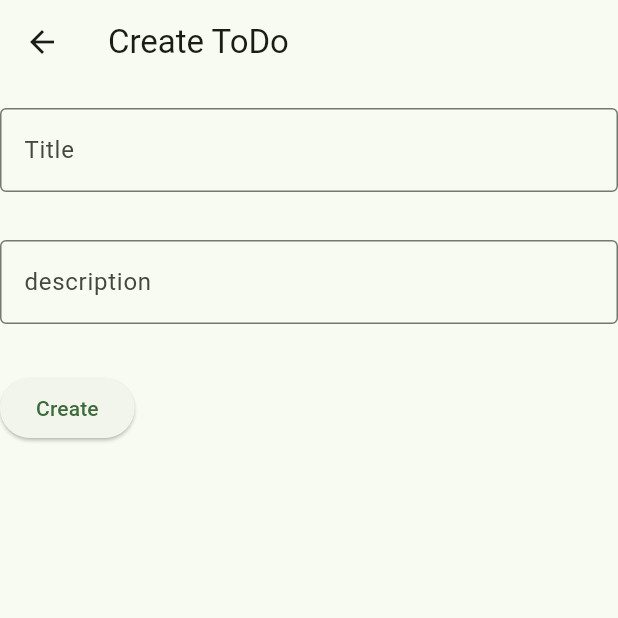
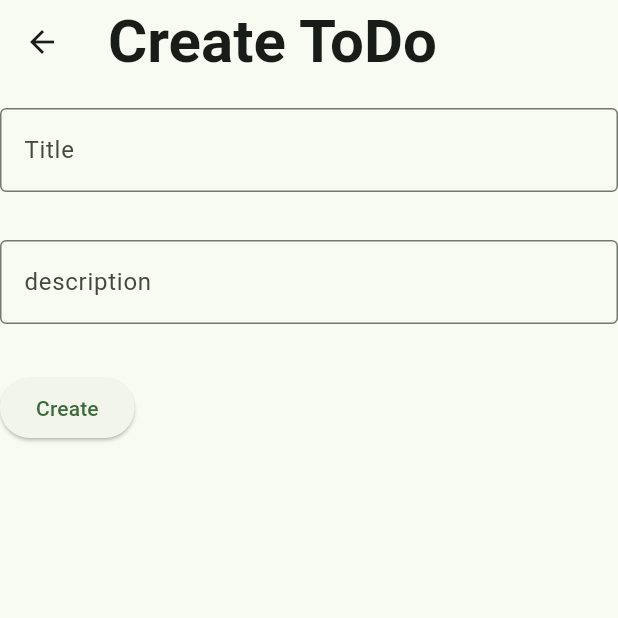
Before and after one commit to Reimanbow/todo_flutter, a Flutter app: the screen it shows after launch, after a tap on the "add" icon, on a phone screen of 412 x 824 dp, the top half of it. Run offline on Flutter 3.47's test engine with Material 3 defaults, Android fonts, the phone set to English and light mode, and no system bars.

Commit message:
細かい点の修正

```diff
--- a/lib/main.dart
+++ b/lib/main.dart
@@ -25,6 +25,15 @@ class MyApp extends StatelessWidget {
       title: "Todo App",
       theme: ThemeData(
         colorScheme: ColorScheme.fromSeed(seedColor: Colors.green),
+        textTheme: const TextTheme(
+          titleLarge: TextStyle(
+            fontSize: 40,
+            fontWeight: FontWeight.bold,
+          ),
+          bodyMedium: TextStyle(
+            fontSize: 20,
+          ),
+        ),
       ),
       home: const TodoApp(),
     );
@@ -49,6 +58,8 @@ class _TodoAppState extends State<TodoApp> {
       MaterialPageRoute(builder: (context) => const CreateTodoScreen()),
     );
 
+    if (!context.mounted) return;
+
     setState(() {
       todos.add(result);
     });
@@ -58,7 +69,10 @@ class _TodoAppState extends State<TodoApp> {
   Widget build(BuildContext context) {
     return Scaffold(
       appBar: AppBar(
-        title: const Text("ToDo List"),
+        title: Text(
+          "ToDo List",
+          style: Theme.of(context).textTheme.titleLarge!,
+        ),
       ),
 
       // 横にスライドすることでTodoを削除する
@@ -79,8 +93,11 @@ class _TodoAppState extends State<TodoApp> {
             },
             background: Container(color: Colors.red),
             child: ListTile(
-              title: Text(todo.getTitle),
-              //TODO 詳細画面に遷移
+              title: Text(
+                todo.getTitle,
+                style: Theme.of(context).textTheme.bodyMedium!,
+              ),
+              // 詳細画面に遷移
               onTap: () {
                 Navigator.push(
                     context,
@@ -124,7 +141,10 @@ class _CreateTodoScreenState extends State<CreateTodoScreen> {
   Widget build(BuildContext context) {
     return Scaffold(
       appBar: AppBar(
-        title: const Text("Create ToDo"),
+        title: Text(
+          "Create ToDo",
+          style: Theme.of(context).textTheme.titleLarge!,
+        ),
       ),
       body: Form(
         key: _formKey,
@@ -203,14 +223,30 @@ class ReadTodoScreen extends StatelessWidget {
   Widget build(BuildContext context) {
     return Scaffold(
       appBar: AppBar(
-        title: Text(todo.getTitle),
+        title: Text(
+          todo.getTitle,
+          style: Theme.of(context).textTheme.titleLarge!,
+        ),
       ),
-      body: Padding(
-        padding: const EdgeInsets.all(16),
-        child: Text(
-          todo.getDescription,
-          softWrap: true,
-        ),
+      body: Column(
+        children: [
+          Padding(
+            padding: const EdgeInsets.all(16),
+            child: Text(
+              todo.getDescription,
+              style: Theme.of(context).textTheme.bodyMedium!,
+              softWrap: true,
+            ),
+          ),
+          Padding(
+            padding: const EdgeInsets.symmetric(vertical: 16),
+            child: ElevatedButton(
+                onPressed: () {
+                  Navigator.pop(context);
+                },
+                child: const Text("Return")),
+          ),
+        ],
       ),
     );
   }
```
Also changed, not shown: 1 other file.
